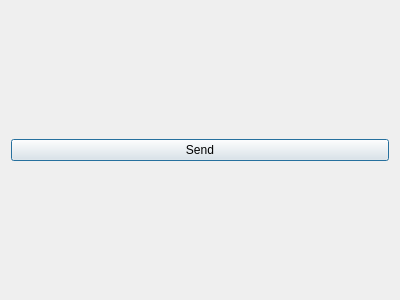
Qt form comportsendmessagewindow.ui (zielonywteklocki/MicroscopeController) before a commit.
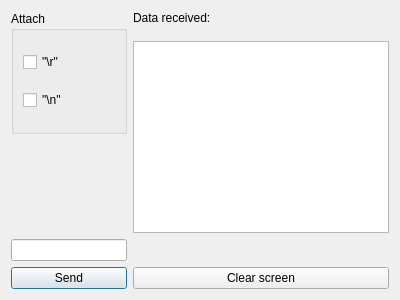
The same form after that commit.

Commit message: Added a dialog for sending and receiving any data via serial port

```diff
--- a/comportsendmessagewindow.ui
+++ b/comportsendmessagewindow.ui
@@ -14,13 +14,56 @@
    <string>Dialog</string>
   </property>
   <layout class="QGridLayout" name="gridLayout">
-   <item row="0" column="0">
-    <widget class="QPushButton" name="pushButton">
+   <item row="6" column="0">
+    <widget class="QLineEdit" name="leMessageToSend"/>
+   </item>
+   <item row="7" column="0">
+    <widget class="QPushButton" name="pbSendMessage">
      <property name="text">
       <string>Send</string>
      </property>
     </widget>
    </item>
+   <item row="0" column="1">
+    <widget class="QLabel" name="label">
+     <property name="text">
+      <string>Data received:</string>
+     </property>
+    </widget>
+   </item>
+   <item row="7" column="1">
+    <widget class="QPushButton" name="pbClearScreen">
+     <property name="text">
+      <string>Clear screen</string>
+     </property>
+    </widget>
+   </item>
+   <item row="2" column="1" rowspan="2">
+    <widget class="QTextEdit" name="tEMessagesReceived"/>
+   </item>
+   <item row="0" column="0" rowspan="3">
+    <widget class="QGroupBox" name="grpBxSendProp">
+     <property name="title">
+      <string>Attach</string>
+     </property>
+     <layout class="QVBoxLayout" name="verticalLayout">
+      <item>
+       <widget class="QCheckBox" name="cbCarriageReturn">
+        <property name="text">
+         <string>&quot;\r&quot;</string>
+        </property>
+       </widget>
+      </item>
+      <item>
+       <widget class="QCheckBox" name="cbNewLine">
+        <property name="text">
+         <string>&quot;\n&quot;</string>
+        </property>
+       </widget>
+      </item>
+     </layout>
+    </widget>
+   </item>
   </layout>
  </widget>
  <resources/>
```
The commit also changes 4 other files.
